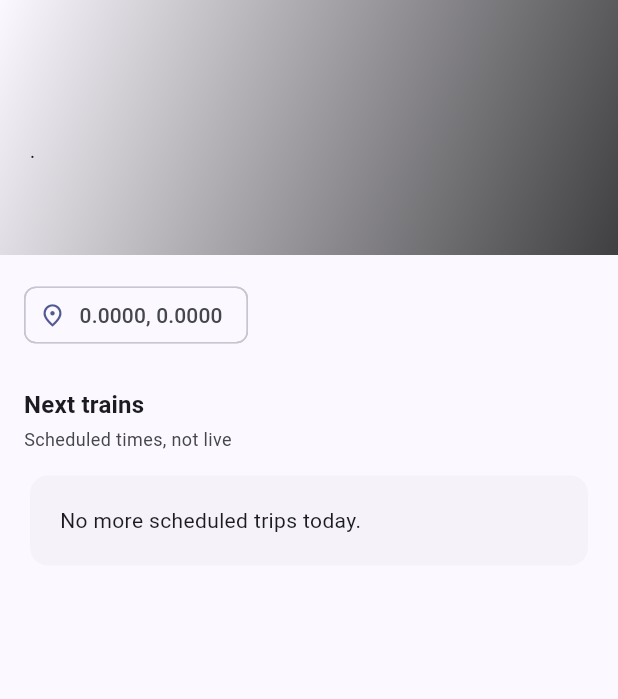
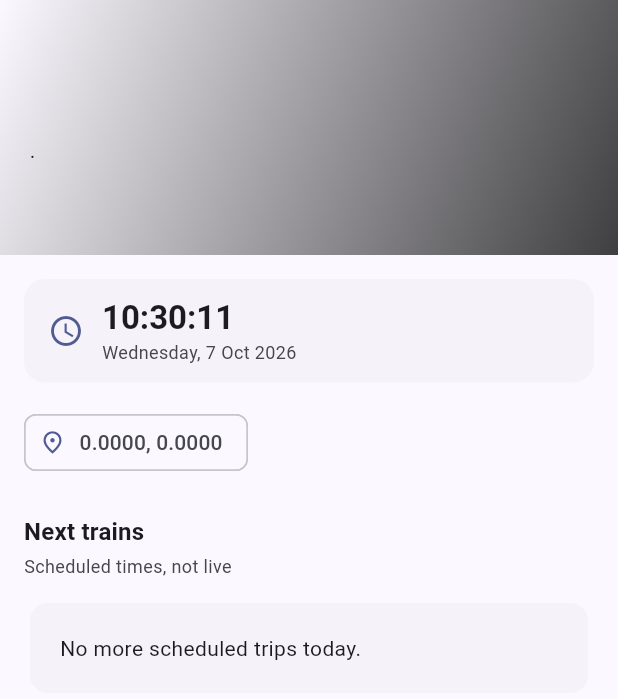
Before and after one commit to almasfrd7/mytransit, a Flutter app: the StationDetailPage screen opened directly with empty values, on a phone screen of 412 x 824 dp. Shown: the top 699 px of the screen. Run offline on Flutter 3.47's test engine with Material 3 defaults, Android fonts, the phone set to English and light mode, and no system bars.

```diff
--- a/lib/main.dart
+++ b/lib/main.dart
@@ -7,6 +7,7 @@ import 'models/route.dart';
 import 'models/station.dart';
 import 'repositories/transit_repositories.dart';
 import 'services/transit_api.dart';
+import 'widgets/live_clock.dart';
 
 void main() => runApp(const MyApp());
 
@@ -151,6 +152,12 @@ class _StationPageState extends State<StationPage> {
           body: CustomScrollView(
             slivers: [
               const SliverAppBar.large(title: Text('MyTransit')),
+              const SliverToBoxAdapter(
+                child: Padding(
+                  padding: EdgeInsets.fromLTRB(16, 0, 16, 8),
+                  child: LiveClock(),
+                ),
+              ),
               SliverToBoxAdapter(
                 child: Padding(
                   padding: const EdgeInsets.fromLTRB(16, 0, 16, 8),
@@ -418,7 +425,8 @@ class StationDetailPage extends StatefulWidget {
 
 class _StationDetailPageState extends State<StationDetailPage> {
   late Future<List<Arrival>> _arrivals = _fetch();
-  Timer? _timer;
+  Timer? _timer; // refetches arrivals
+  Timer? _tick; // refreshes the "x min" labels every second
 
   Future<List<Arrival>> _fetch() =>
       widget.repo.getNextArrivals(widget.station.id, limit: 6);
@@ -429,11 +437,15 @@ class _StationDetailPageState extends State<StationDetailPage> {
     _timer = Timer.periodic(const Duration(seconds: 30), (_) {
       if (mounted) setState(() => _arrivals = _fetch());
     });
+    _tick = Timer.periodic(const Duration(seconds: 1), (_) {
+      if (mounted) setState(() {});
+    });
   }
 
   @override
   void dispose() {
     _timer?.cancel();
+    _tick?.cancel();
     super.dispose();
   }
 
@@ -495,6 +507,8 @@ class _StationDetailPageState extends State<StationDetailPage> {
             padding: const EdgeInsets.all(16),
             sliver: SliverList.list(
               children: [
+                const LiveClock(),
+                const SizedBox(height: 16),
                 Wrap(
                   spacing: 8,
                   runSpacing: 8,
--- /dev/null
+++ b/lib/widgets/live_clock.dart
@@ -0,0 +1,79 @@
+import 'dart:async';
+import 'package:flutter/material.dart';
+
+class LiveClock extends StatefulWidget {
+  const LiveClock({super.key});
+
+  @override
+  State<LiveClock> createState() => _LiveClockState();
+}
+
+class _LiveClockState extends State<LiveClock> {
+  DateTime _now = DateTime.now();
+  Timer? _timer;
+
+  static const _days = [
+    'Monday', 'Tuesday', 'Wednesday', 'Thursday',
+    'Friday', 'Saturday', 'Sunday',
+  ];
+  static const _months = [
+    'Jan', 'Feb', 'Mar', 'Apr', 'May', 'Jun',
+    'Jul', 'Aug', 'Sep', 'Oct', 'Nov', 'Dec',
+  ];
+
+  @override
+  void initState() {
+    super.initState();
+    _timer = Timer.periodic(const Duration(seconds: 1), (_) {
+      if (mounted) setState(() => _now = DateTime.now());
+    });
+  }
+
+  @override
+  void dispose() {
+    _timer?.cancel();
+    super.dispose();
+  }
+
+  String _two(int n) => n.toString().padLeft(2, '0');
+
+  @override
+  Widget build(BuildContext context) {
+    final cs = Theme.of(context).colorScheme;
+    final time = '${_two(_now.hour)}:${_two(_now.minute)}:${_two(_now.second)}';
+    final date =
+        '${_days[_now.weekday - 1]}, ${_now.day} ${_months[_now.month - 1]} ${_now.year}';
+
+    return Container(
+      width: double.infinity,
+      padding: const EdgeInsets.symmetric(horizontal: 16, vertical: 12),
+      decoration: BoxDecoration(
+        color: cs.surfaceContainerLow,
+        borderRadius: BorderRadius.circular(14),
+      ),
+      child: Row(
+        children: [
+          Icon(Icons.schedule, color: cs.primary),
+          const SizedBox(width: 12),
+          Expanded(
+            child: Column(
+              crossAxisAlignment: CrossAxisAlignment.start,
+              children: [
+                Text(
+                  time,
+                  style: Theme.of(context).textTheme.titleLarge?.copyWith(
+                    fontWeight: FontWeight.bold,
+                    fontFeatures: const [FontFeature.tabularFigures()],
+                  ),
+                ),
+                Text(date,
+                    style: TextStyle(
+                        fontSize: 12, color: cs.onSurfaceVariant)),
+              ],
+            ),
+          ),
+        ],
+      ),
+    );
+  }
+}
```
Also changed, not shown: pubspec.yaml (+12 -69 lines), assets/icons/app_icon.png (added), pubspec.lock, 28 other files.
